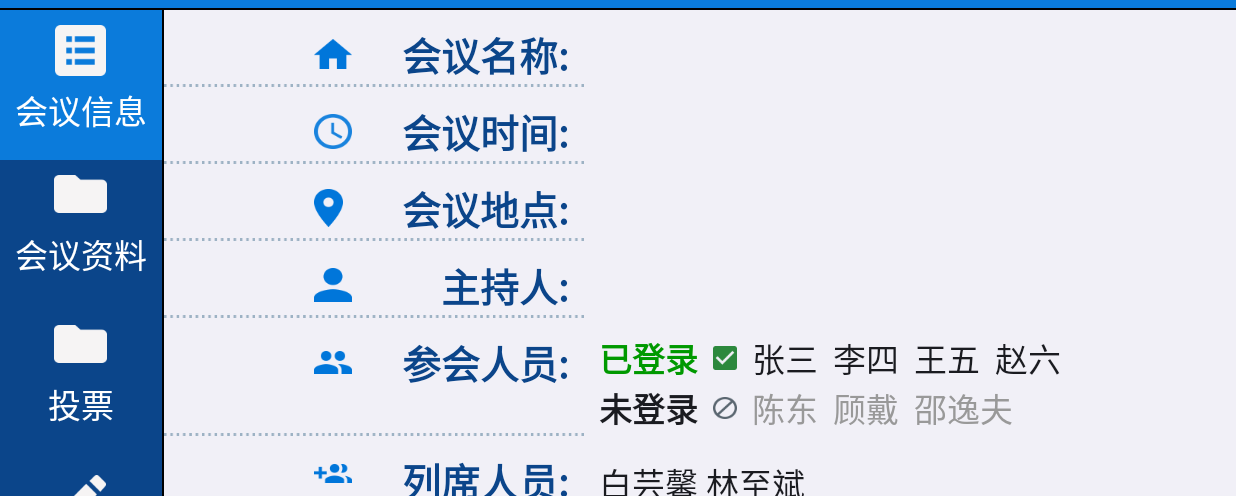
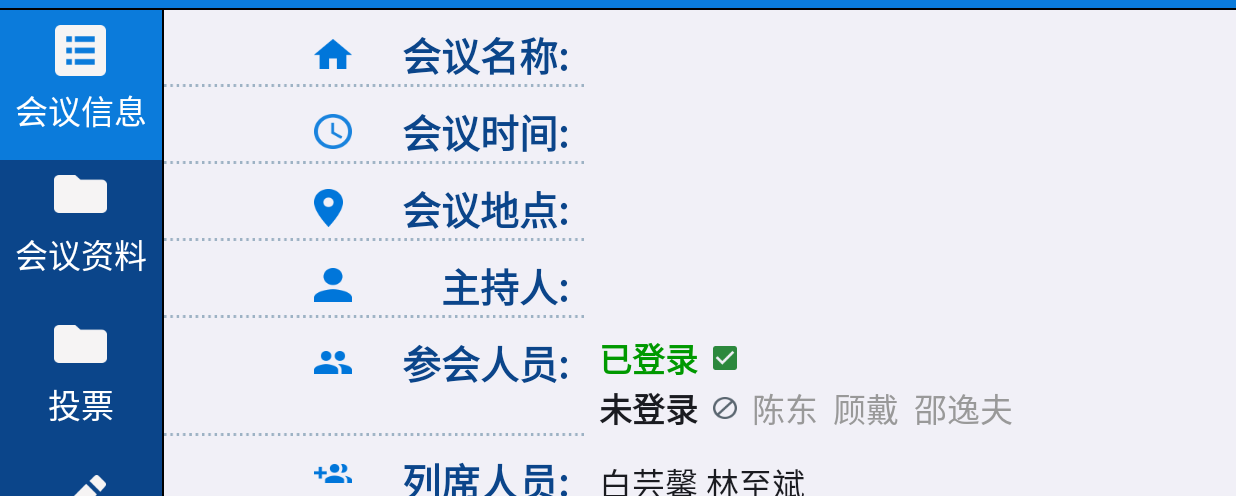
Before and after one commit to ylscat-biz/Meeting, an Android app: the Meeting screen opened directly, with no data from a screen before it, on a phone screen of 824 x 412 dp (held sideways), the part 122-618 px from its top. Run offline under Robolectric (Android 15) with nearby library versions, the phone set to English and light mode, and no system bars; our stand-ins replace Volley; network calls fail.

Commit message:
签到 签到状态

```diff
--- a/app/src/main/java/arbell/demo/meeting/Meeting.java
+++ b/app/src/main/java/arbell/demo/meeting/Meeting.java
@@ -14,11 +14,19 @@ import android.widget.LinearLayout;
 import android.widget.ListAdapter;
 import android.widget.ListView;
 import android.widget.TextView;
+import android.widget.Toast;
+
+import com.android.volley.Response;
+
+import org.json.JSONArray;
+import org.json.JSONObject;
 
 import java.util.ArrayList;
 import java.util.HashMap;
 import java.util.LinkedHashMap;
 
+import arbell.demo.meeting.network.HttpHelper;
+import arbell.demo.meeting.network.Request;
 import arbell.demo.meeting.vote.DialogController;
 import arbell.demo.meeting.vote.Vote;
 import arbell.demo.meeting.vote.VoteAdapter;
@@ -42,11 +50,15 @@ public class Meeting extends Activity implements View.OnClickListener,
     int[] icons = {R.drawable.doc_word, /*R.drawable.doc_excel,*/
             R.drawable.doc_ppt, R.drawable.doc_pdf,
             R.drawable.doc_pic, /*R.drawable.doc_video*/};
+    private Update mUpdateSignedList;
 
     @Override
     protected void onCreate(Bundle savedInstanceState) {
         super.onCreate(savedInstanceState);
+        signIn();
+
         setContentView(R.layout.meeting);
+        mUpdateSignedList = new Update(getIntent().getStringExtra(ID));
         String title = getIntent().getStringExtra(TITLE);
         TextView tv = (TextView)findViewById(R.id.title);
         tv.setText(title);
@@ -111,6 +123,19 @@ public class Meeting extends Activity implements View.OnClickListener,
         lv.setOnItemClickListener(this);
     }
 
+    @Override
+    protected void onResume() {
+        super.onResume();
+        if(mSelected != null && mSelected.getId() == R.id.info)
+            mUpdateSignedList.start();
+    }
+
+    @Override
+    protected void onPause() {
+        super.onPause();
+        mUpdateSignedList.stop();
+    }
+
     private void setupInfo(View panel) {
         Intent intent = getIntent();
         TextView tv = (TextView)panel.findViewById(R.id.title);
@@ -123,6 +148,24 @@ public class Meeting extends Activity implements View.OnClickListener,
         tv.setText(intent.getStringExtra(HOST));
     }
 
+    private void signIn() {
+        String params = String.format("memberid=%s&meetingid=%s",
+                Login.sMemberID, getIntent().getStringExtra(ID));
+        Request request = new Request(Request.Method.POST,
+                HttpHelper.URL_BASE + "sign",
+                params,
+                new Response.Listener<JSONObject>() {
+                    @Override
+                    public void onResponse(JSONObject response) {
+                        if(!response.optBoolean("success"))
+                            Toast.makeText(Meeting.this,
+                                    R.string.sign_in_fail,
+                                    Toast.LENGTH_SHORT).show();
+                    }
+                });
+        HttpHelper.sRequestQueue.add(request);
+    }
+
     @Override
     public void onClick(View v) {
         if(v != mSelected) {
@@ -133,6 +176,10 @@ public class Meeting extends Activity implements View.OnClickListener,
             v.setSelected(true);
             mTabMap.get(v).setVisibility(View.VISIBLE);
             mSelected = v;
+            if(v.getId() == R.id.info)
+                mUpdateSignedList.start();
+            else if(mUpdateSignedList.running)
+                mUpdateSignedList.stop();
         }
     }
 
@@ -343,4 +390,52 @@ public class Meeting extends Activity implements View.OnClickListener,
         public String title;
         public LinkedHashMap<String, Integer> mDocs = new LinkedHashMap<>();
     }
+
+    class Update implements Runnable, Response.Listener<JSONObject> {
+        private final int INTERVAL = 3000;
+        private Request mRequest;
+        private TextView mSigned;
+        private boolean running;
+        private JSONArray mList;
+
+        public Update(String meetingId) {
+            mRequest = new Request(Request.Method.GET,
+                    HttpHelper.URL_BASE + "getSignMember?id=" + meetingId,
+                    null,
+                    this);
+            View panel = findViewById(R.id.info_panel);
+            mSigned = (TextView)panel.findViewById(R.id.signed_list);
+        }
+
+        @Override
+        public void run() {
+            HttpHelper.sRequestQueue.add(mRequest);
+            HttpHelper.sHandler.postDelayed(this, INTERVAL);
+        }
+
+        @Override
+        public void onResponse(JSONObject response) {
+            JSONArray list = response.optJSONArray("data");
+            int previous = mList == null ? 0 : mList.length();
+            if(previous < list.length()) {
+                StringBuilder sb = new StringBuilder();
+                for(int i = 0; i < list.length(); i++) {
+                    sb.append(list.optString(i));
+                    sb.append(' ');
+                }
+                mSigned.setText(sb.toString());
+            }
+            mList = list;
+        }
+
+        public void start() {
+            running = true;
+            run();
+        }
+
+        public void stop() {
+            HttpHelper.sHandler.removeCallbacks(this);
+            running = false;
+        }
+    }
 }
--- a/app/src/main/java/arbell/demo/meeting/network/HttpHelper.java
+++ b/app/src/main/java/arbell/demo/meeting/network/HttpHelper.java
@@ -1,6 +1,7 @@
 package arbell.demo.meeting.network;
 
 import android.app.Activity;
+import android.os.Handler;
 import android.util.Log;
 
 import com.android.volley.RequestQueue;
@@ -16,11 +17,9 @@ import java.io.OutputStream;
 import java.net.HttpURLConnection;
 import java.net.URL;
 
-/**
- * Created by sony on 2015/9/12.
- */
 public class HttpHelper {
     public static RequestQueue sRequestQueue;
+    public static Handler sHandler = new Handler();
 
     public static final String URL_BASE = "http://222.221.6.114:8066/app/";
 
--- a/app/src/main/java/arbell/demo/meeting/network/Request.java
+++ b/app/src/main/java/arbell/demo/meeting/network/Request.java
@@ -28,6 +28,7 @@ public class Request extends JsonRequest<JSONObject> {
         public void onErrorResponse(VolleyError error) {
             Toast.makeText(Application.sContext, R.string.network_fail,
                     Toast.LENGTH_SHORT).show();
+            Log.d("Net", error.getMessage(), error);
         }
     };
 
--- a/app/src/main/res/layout/meeting_info.xml
+++ b/app/src/main/res/layout/meeting_info.xml
@@ -96,19 +96,7 @@
                 <TextView android:layout_width="wrap_content"
                     android:layout_height="wrap_content"
                     android:paddingLeft="10dp"
-                    android:text="张三"/>
-                <TextView android:layout_width="wrap_content"
-                    android:layout_height="wrap_content"
-                    android:paddingLeft="10dp"
-                    android:text="李四"/>
-                <TextView android:layout_width="wrap_content"
-                    android:layout_height="wrap_content"
-                    android:paddingLeft="10dp"
-                    android:text="王五"/>
-                <TextView android:layout_width="wrap_content"
-                    android:layout_height="wrap_content"
-                    android:paddingLeft="10dp"
-                    android:text="赵六"/>
+                    android:id="@+id/signed_list"/>
             </LinearLayout>
             <LinearLayout
                 android:layout_width="match_parent"
--- a/app/src/main/res/values/strings.xml
+++ b/app/src/main/res/values/strings.xml
@@ -21,4 +21,6 @@
     <string name="holding">进行中</string>
     <string name="waiting">未开始</string>
     <string name="closed">已结束</string>
+
+    <string name="sign_in_fail">签到失败</string>
 </resources>
```
